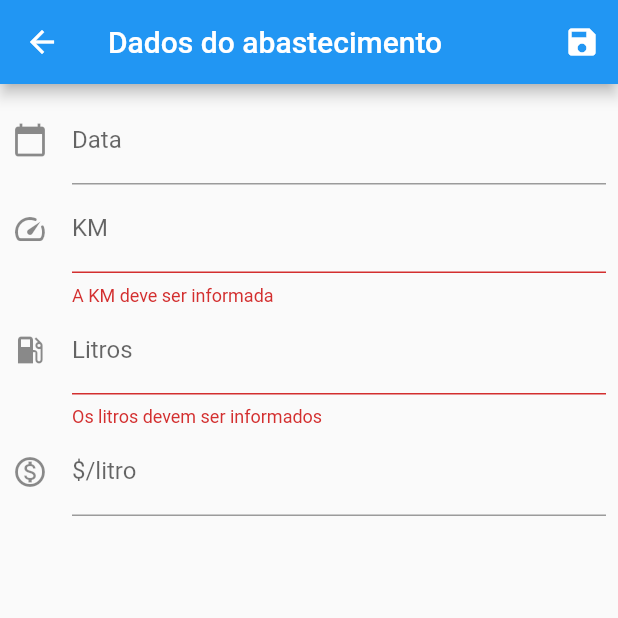
After one commit to felipejunges/econometro, a Flutter app: the AbastecimentoFormPage screen opened directly, after a tap on the "save" icon, on a phone screen of 412 x 824 dp, the top half of it. The commit adds this screen. Run offline on Flutter 3.47's test engine with Material 2 defaults, Android fonts, the phone set to English and light mode, and no system bars; drawn by our look-alikes of date_time_picker; our stand-ins replace grouped_list, sqflite; accounts and stored records are empty.

Commit message:
✨ Database, Provider e forms de Abastecimentos

```diff
--- /dev/null
+++ b/lib/databases/abastecimento_database.dart
@@ -0,0 +1,58 @@
+import 'package:econometro/databases/base_database.dart';
+import 'package:econometro/models/abastecimento.dart';
+
+class AbastecimentoDatabase extends BaseDatabase {
+  static final AbastecimentoDatabase instance = AbastecimentoDatabase._init();
+
+  AbastecimentoDatabase._init();
+
+  Future<Abastecimento?> getAbastecimento(int id) async {
+    var db = await instance.database;
+
+    List<Map<String, dynamic>> maps = await db.query(Abastecimento.tableName, columns: Abastecimento.fieldNames, where: '_id = ?', whereArgs: [id]);
+
+    if (maps.isNotEmpty) {
+      return Abastecimento.fromMap(maps.first);
+    }
+
+    return null;
+  }
+
+  Future<List<Abastecimento>> listAllAbastecimentos() async {
+    var db = await instance.database;
+
+    List<Map<String, dynamic>> maps = await db.query(Abastecimento.tableName, columns: Abastecimento.fieldNames, orderBy: '_id');
+
+    if (maps.isNotEmpty) {
+      return maps.map((e) => Abastecimento.fromMap(e)).toList();
+    }
+
+    return [];
+  }
+
+  Future<Abastecimento> insert(Abastecimento abastecimento) async {
+    var db = await instance.database;
+
+    var id = await db.insert(Abastecimento.tableName, abastecimento.toMap());
+
+    return abastecimento.copy(id: id);
+  }
+
+  Future<int> update(Abastecimento abastecimento) async {
+    var db = await instance.database;
+
+    return await db.update(Abastecimento.tableName, abastecimento.toMap(), where: '_id = ?', whereArgs: [abastecimento.id]);
+  }
+
+  Future<int> delete(int id) async {
+    var db = await instance.database;
+
+    return await db.delete(Abastecimento.tableName, where: '_id = ?', whereArgs: [id]);
+  }
+
+  Future close() async {
+    var db = await instance.database;
+
+    db.close();
+  }
+}
--- /dev/null
+++ b/lib/databases/base_database.dart
@@ -0,0 +1,44 @@
+import 'package:econometro/models/abastecimento.dart';
+import 'package:path/path.dart' as p;
+
+import 'package:econometro/models/veiculo.dart';
+import 'package:sqflite/sqflite.dart';
+
+abstract class BaseDatabase {
+  static Database? _database;
+  Future<Database> get database async {
+    if (_database != null) return _database!;
+
+    _database = await _initDB('veiculos4.db');
+    return _database!;
+  }
+
+  Future<Database> _initDB(String filepath) async {
+    final dbPath = await getDatabasesPath();
+    final path = p.join(dbPath, filepath);
+
+    return await openDatabase(path, version: 1, onCreate: _createDB);
+  }
+
+  Future<void> _createDB(Database db, int version) async {
+    await db.execute('''
+        create table ${Veiculo.tableName} (
+          _id integer primary key autoincrement NOT NULL,
+          placa text not null,
+          marca text not null,
+          modelo text not null,
+          ano integer not null
+        )''');
+
+    await db.execute('''
+        create table ${Abastecimento.tableName} (
+          _id INTEGER PRIMARY KEY AUTOINCREMENT NOT NULL,
+          veiculo_id INTEGER NOT NULL,
+          data text NOT NULL,
+          km integer NOT NULL,
+          litros real NOT NULL,
+          valor_litro real NULL,
+          FOREIGN KEY (veiculo_id) REFERENCES ${Veiculo.tableName} (_id)
+        )''');
+  }
+}
--- a/lib/databases/veiculo_database.dart
+++ b/lib/databases/veiculo_database.dart
@@ -1,40 +1,12 @@
 import 'dart:async';
 
+import 'package:econometro/databases/base_database.dart';
 import 'package:econometro/models/veiculo.dart';
-import 'package:sqflite/sqflite.dart';
-import 'package:path/path.dart' as p;
 
-class VeiculoDatabase {
+class VeiculoDatabase extends BaseDatabase {
   static final VeiculoDatabase instance = VeiculoDatabase._init();
 
-  static Database? _database;
-
   VeiculoDatabase._init();
-
-  Future<Database> get database async {
-    if (_database != null) return _database!;
-
-    _database = await _initDB('veiculos2.db');
-    return _database!;
-  }
-
-  Future<Database> _initDB(String filepath) async {
-    final dbPath = await getDatabasesPath();
-    final path = p.join(dbPath, filepath);
-
-    return await openDatabase(path, version: 1, onCreate: _createDB);
-  }
-
-  Future<void> _createDB(Database db, int version) async {
-    await db.execute('''
-        create table ${Veiculo.tableName} (
-          _id integer primary key autoincrement NOT NULL,
-          placa text not null,
-          marca text not null,
-          modelo text not null,
-          ano integer not null)
-        ''');
-  }
 
   Future<Veiculo?> getVeiculo(int id) async {
     var db = await instance.database;
@@ -48,7 +20,7 @@ class VeiculoDatabase {
     return null;
   }
 
-  Future<List<Veiculo>> listVeiculos() async {
+  Future<List<Veiculo>> listAllVeiculos() async {
     var db = await instance.database;
 
     List<Map<String, dynamic>> maps = await db.query(Veiculo.tableName, columns: Veiculo.fieldNames, orderBy: '_id');
--- a/lib/main.dart
+++ b/lib/main.dart
@@ -1,4 +1,5 @@
 import 'package:econometro/pages/home_page.dart';
+import 'package:econometro/services/abastecimento_provider.dart';
 import 'package:econometro/services/veiculo_provider.dart';
 import 'package:flutter/material.dart';
 import 'package:provider/provider.dart';
@@ -15,6 +16,7 @@ class MyApp extends StatelessWidget {
     return MultiProvider(
       providers: [
         ChangeNotifierProvider<VeiculoProvider>(create: (_) => VeiculoProvider()),
+        ChangeNotifierProvider<AbastecimentoProvider>(create: (_) => AbastecimentoProvider()),
       ],
       child: MaterialApp(
         title: 'Econômetro',
--- /dev/null
+++ b/lib/models/abastecimento.dart
@@ -0,0 +1,54 @@
+import 'package:intl/intl.dart';
+
+class Abastecimento {
+  final int? id;
+  final DateTime data;
+  final int km;
+  final double litros;
+  final double? valorLitro;
+
+  Abastecimento({
+    this.id,
+    required this.data,
+    required this.km,
+    required this.litros,
+    this.valorLitro,
+  });
+
+  static String tableName = "abastecimentos";
+  static List<String> fieldNames = ['_id', 'data', 'km', 'litros', 'valor_litro'];
+
+  // combustivel
+  // posto
+  // obs
+
+  Abastecimento.fromMap(Map<String, dynamic> res)
+      : id = res["_id"],
+        data = DateFormat('yyyy-MM-dd').parse(res['data']),
+        km = res["km"],
+        litros = res["litros"],
+        valorLitro = res["valor_litro"];
+
+  Map<String, Object?> toMap() => {
+        '_id': id,
+        'data': DateFormat('yyyy-MM-dd').format(data),
+        'km': km,
+        'litros': litros,
+        'valor_litro': valorLitro,
+      };
+
+  Abastecimento copy({
+    int? id,
+    DateTime? data,
+    int? km,
+    double? litros,
+    double? valorLitro,
+  }) =>
+      Abastecimento(
+        id: id ?? this.id,
+        data: data ?? this.data,
+        km: km ?? this.km,
+        litros: litros ?? this.litros,
+        valorLitro: valorLitro ?? this.valorLitro,
+      );
+}
--- /dev/null
+++ b/lib/models/abastecimento_form.dart
@@ -0,0 +1,19 @@
+import 'package:econometro/models/abastecimento.dart';
+
+class AbastecimentoForm {
+  int? id;
+  DateTime? data;
+  int? km;
+  double? litros;
+  double? valorLitro;
+
+  Abastecimento toAbastecimento() {
+    return Abastecimento(
+      id: id,
+      data: data ?? DateTime.now(),
+      km: km ?? 0,
+      litros: litros ?? 0,
+      valorLitro: valorLitro,
+    );
+  }
+}
--- /dev/null
+++ b/lib/pages/abastecimentos/abastecimento_form_page.dart
@@ -0,0 +1,126 @@
+import 'package:econometro/models/abastecimento.dart';
+import 'package:econometro/models/abastecimento_form.dart';
+import 'package:econometro/services/abastecimento_provider.dart';
+import 'package:flutter/material.dart';
+import 'package:intl/intl.dart';
+import 'package:provider/provider.dart';
+import 'package:date_time_picker/date_time_picker.dart';
+
+class AbastecimentoFormPage extends StatelessWidget {
+  AbastecimentoFormPage({super.key, this.abastecimento});
+
+  final _globalKey = GlobalKey<FormState>();
+  //final _dataController = TextEditingController();
+
+  final _model = AbastecimentoForm();
+  final Abastecimento? abastecimento;
+
+  @override
+  Widget build(BuildContext context) {
+    return Scaffold(
+      appBar: AppBar(
+        title: const Text('Dados do abastecimento'),
+        actions: [
+          IconButton(onPressed: () => _salvar(context), icon: const Icon(Icons.save)),
+        ],
+      ),
+      body: _form(context),
+    );
+  }
+
+  Widget _form(context) {
+    return Padding(
+      padding: const EdgeInsets.all(8.0),
+      child: Form(
+        key: _globalKey,
+        child: ListView(
+          children: _camposForm(context),
+        ),
+      ),
+    );
+  }
+
+  List<Widget> _camposForm(context) {
+    return [
+      DateTimePicker(
+        decoration: const InputDecoration(
+          icon: Icon(Icons.calendar_today),
+          labelText: "Data",
+        ),
+        initialValue: abastecimento == null ? null : DateFormat('yyyy-MM-dd').format(abastecimento!.data),
+        dateMask: 'yyyy-MM-dd',
+        firstDate: DateTime(2000),
+        lastDate: DateTime(2100),
+        dateLabelText: 'Data',
+        onChanged: (value) => print(value),
+        validator: (value) {
+          print(value);
+          return null;
+        },
+        onSaved: (value) => _model.data = value == null ? null : DateFormat('yyyy-MM-dd').parse(value),
+      ),
+      TextFormField(
+        decoration: const InputDecoration(
+          icon: Icon(Icons.speed_rounded),
+          labelText: "KM",
+        ),
+        keyboardType: TextInputType.number,
+        initialValue: abastecimento?.km.toString(),
+        onSaved: (value) => _model.km = value == null ? null : int.parse(value),
+        validator: (value) {
+          if (value?.isEmpty ?? true) {
+            return 'A KM deve ser informada';
+          }
+          if (int.tryParse(value!) == null) {
+            return 'A KM deve ser um número';
+          }
+          return null;
+        },
+      ),
+      TextFormField(
+        decoration: const InputDecoration(
+          icon: Icon(Icons.local_gas_station),
+          labelText: "Litros",
+        ),
+        keyboardType: TextInputType.number,
+        initialValue: abastecimento?.litros.toString(),
+        onSaved: (value) => _model.litros = value == null ? null : double.parse(value),
+        validator: (value) {
+          if (value?.isEmpty ?? true) {
+            return 'Os litros devem ser informados';
+          }
+          if (double.tryParse(value!) == null) {
+            return 'Os litros devem ser um número';
+          }
+          return null;
+        },
+      ),
+      TextFormField(
+        decoration: const InputDecoration(
+          icon: Icon(Icons.monetization_on_outlined),
+          labelText: "\$/litro",
+        ),
+      )
+    ];
+  }
+
+  _salvar(BuildContext context) {
+    FocusManager.instance.primaryFocus?.unfocus();
+
+    if (_globalKey.currentState?.validate() ?? false) {
+      _globalKey.currentState?.save();
+
+      if (abastecimento?.id != null) {
+        _model.id = abastecimento!.id;
+      }
+
+      Provider.of<AbastecimentoProvider>(context, listen: false)
+          .save(
+            _model.toAbastecimento(),
+          )
+          .then(
+            (value) => Navigator.pop(context),
+          );
+    }
+  }
+}
--- /dev/null
+++ b/lib/services/abastecimento_provider.dart
@@ -0,0 +1,58 @@
+import 'package:econometro/databases/abastecimento_database.dart';
+import 'package:econometro/models/abastecimento.dart';
+import 'package:flutter/material.dart';
+
+class AbastecimentoProvider extends ChangeNotifier {
+  AbastecimentoDatabase? _database;
+  Future<AbastecimentoDatabase> get database => _initDatabase();
+
+  List<Abastecimento> _abastecimentos = [];
+  List<Abastecimento> get abastecimentos => List.from(_abastecimentos);
+
+  Future<void> listVeiculos() async {
+    var db = await database;
+
+    _abastecimentos = await db.listAllAbastecimentos();
+
+    notifyListeners();
+  }
+
+  Future<void> save(Abastecimento abastecimento) async {
+    if (abastecimento.id == null) {
+      return insert(abastecimento);
+    } else {
+      return update(abastecimento);
+    }
+  }
+
+  Future<void> insert(Abastecimento abastecimento) async {
+    var db = await database;
+
+    await db.insert(abastecimento);
+
+    await listVeiculos();
+  }
+
+  Future<void> update(Abastecimento abastecimento) async {
+    var db = await database;
+
+    await db.update(abastecimento);
+
+    await listVeiculos();
+  }
+
+  Future<AbastecimentoDatabase> _initDatabase() async {
+    if (_database != null) return _database!;
+
+    _database = AbastecimentoDatabase.instance;
+    return _database!;
+  }
+
+  @override
+  void dispose() async {
+    super.dispose();
+
+    var db = await database;
+    db.close();
+  }
+}
--- a/pubspec.yaml
+++ b/pubspec.yaml
@@ -39,6 +39,9 @@ dependencies:
   sqflite: ^2.2.2
   provider: ^6.0.5
   path: ^1.8.2
+  grouped_list: ^5.1.2
+  intl: ^0.17.0
+  date_time_picker: "^2.1.0"
 
 dev_dependencies:
   flutter_test:
```
Also changed, not shown: lib/pages/abastecimentos/abastecimentos_page.dart (+40 -1 lines), lib/pages/veiculos/veiculo_form_page.dart (+14 -4 lines), lib/services/veiculo_provider.dart (+17 -1 lines), lib/widgets/abastecimento_card.dart (added, +60 -0 lines), lib/widgets/veiculo_card.dart (+11 -4 lines), pubspec.lock.
